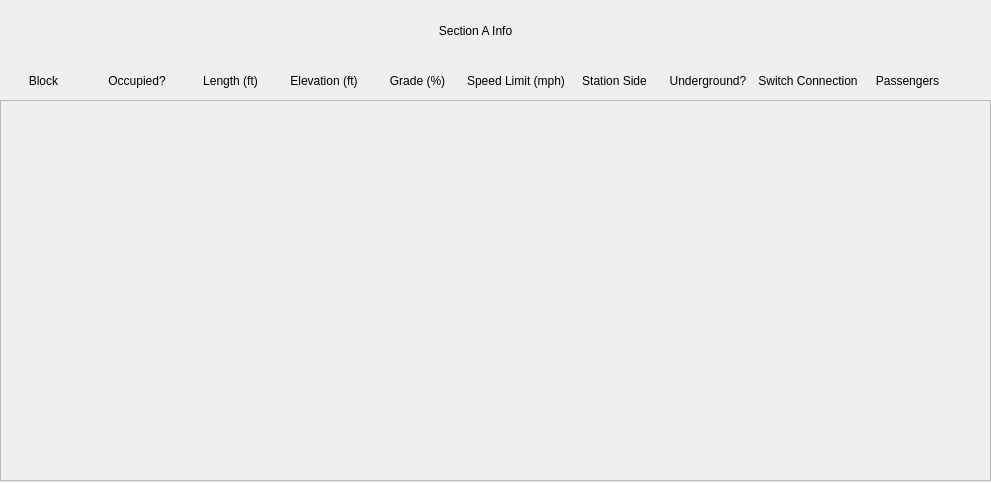
The window that Track Model/BlockInfo.ui (headhunter22/ECE1140-Train-Simulator) describes before a commit, drawn with Qt 5.
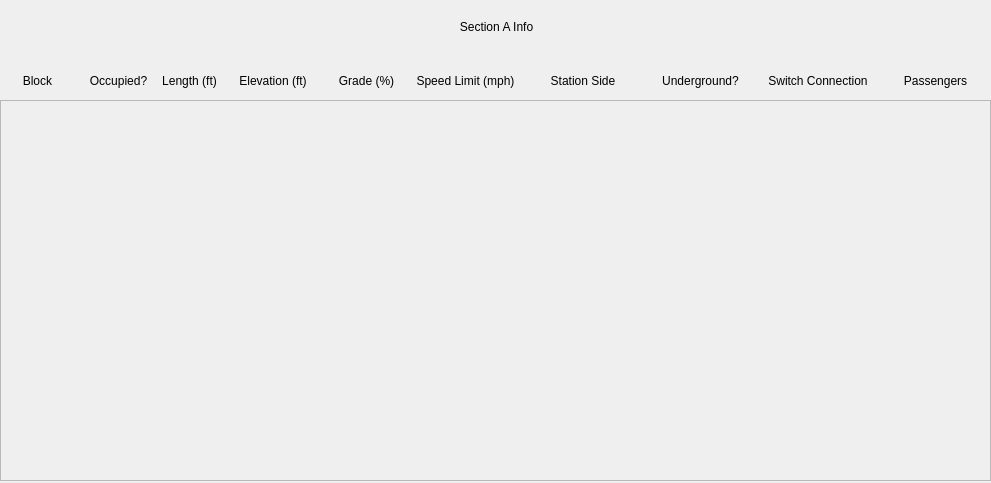
The same window after the commit.

Commit message: block info working

The edit to the form file:
```diff
--- a/Track Model/BlockInfo.ui
+++ b/Track Model/BlockInfo.ui
@@ -37,40 +37,30 @@
      </property>
     </widget>
    </widget>
-   <widget class="QWidget" name="horizontalLayoutWidget">
-    <property name="geometry">
-     <rect>
-      <x>0</x>
-      <y>0</y>
-      <width>951</width>
-      <height>61</height>
-     </rect>
-    </property>
-    <layout class="QHBoxLayout" name="horizontalLayout">
-     <item>
-      <widget class="QLabel" name="label">
-       <property name="text">
-        <string>Section A Info</string>
-       </property>
-       <property name="alignment">
-        <set>Qt::AlignCenter</set>
-       </property>
-      </widget>
-     </item>
-    </layout>
-   </widget>
    <widget class="QWidget" name="horizontalLayoutWidget_2">
     <property name="geometry">
      <rect>
       <x>0</x>
       <y>60</y>
-      <width>951</width>
+      <width>991</width>
       <height>41</height>
      </rect>
     </property>
     <layout class="QHBoxLayout" name="horizontalLayout_2">
      <item>
       <widget class="QLabel" name="label_7">
+       <property name="sizePolicy">
+        <sizepolicy hsizetype="Fixed" vsizetype="Preferred">
+         <horstretch>0</horstretch>
+         <verstretch>0</verstretch>
+        </sizepolicy>
+       </property>
+       <property name="minimumSize">
+        <size>
+         <width>75</width>
+         <height>0</height>
+        </size>
+       </property>
        <property name="text">
         <string>Block</string>
        </property>
@@ -81,6 +71,18 @@
      </item>
      <item>
       <widget class="QLabel" name="label_6">
+       <property name="sizePolicy">
+        <sizepolicy hsizetype="Fixed" vsizetype="Preferred">
+         <horstretch>0</horstretch>
+         <verstretch>0</verstretch>
+        </sizepolicy>
+       </property>
+       <property name="minimumSize">
+        <size>
+         <width>75</width>
+         <height>0</height>
+        </size>
+       </property>
        <property name="text">
         <string>Occupied?</string>
        </property>
@@ -91,6 +93,18 @@
      </item>
      <item>
       <widget class="QLabel" name="label_5">
+       <property name="sizePolicy">
+        <sizepolicy hsizetype="Fixed" vsizetype="Preferred">
+         <horstretch>0</horstretch>
+         <verstretch>0</verstretch>
+        </sizepolicy>
+       </property>
+       <property name="minimumSize">
+        <size>
+         <width>50</width>
+         <height>0</height>
+        </size>
+       </property>
        <property name="text">
         <string>Length (ft)</string>
        </property>
@@ -101,6 +115,18 @@
      </item>
      <item>
       <widget class="QLabel" name="label_4">
+       <property name="sizePolicy">
+        <sizepolicy hsizetype="Fixed" vsizetype="Preferred">
+         <horstretch>0</horstretch>
+         <verstretch>0</verstretch>
+        </sizepolicy>
+       </property>
+       <property name="minimumSize">
+        <size>
+         <width>100</width>
+         <height>0</height>
+        </size>
+       </property>
        <property name="text">
         <string>Elevation (ft)</string>
        </property>
@@ -111,6 +137,18 @@
      </item>
      <item>
       <widget class="QLabel" name="label_3">
+       <property name="sizePolicy">
+        <sizepolicy hsizetype="Fixed" vsizetype="Preferred">
+         <horstretch>0</horstretch>
+         <verstretch>0</verstretch>
+        </sizepolicy>
+       </property>
+       <property name="minimumSize">
+        <size>
+         <width>75</width>
+         <height>0</height>
+        </size>
+       </property>
        <property name="text">
         <string>Grade (%)</string>
        </property>
@@ -171,6 +209,22 @@
      </item>
     </layout>
    </widget>
+   <widget class="QLabel" name="Header">
+    <property name="geometry">
+     <rect>
+      <x>1</x>
+      <y>1</y>
+      <width>991</width>
+      <height>51</height>
+     </rect>
+    </property>
+    <property name="text">
+     <string>Section A Info</string>
+    </property>
+    <property name="alignment">
+     <set>Qt::AlignCenter</set>
+    </property>
+   </widget>
   </widget>
  </widget>
  <resources/>
```
Left out of the diff: 2 changed lines with no effect on the pictures. The commit also changes 5 other files.
